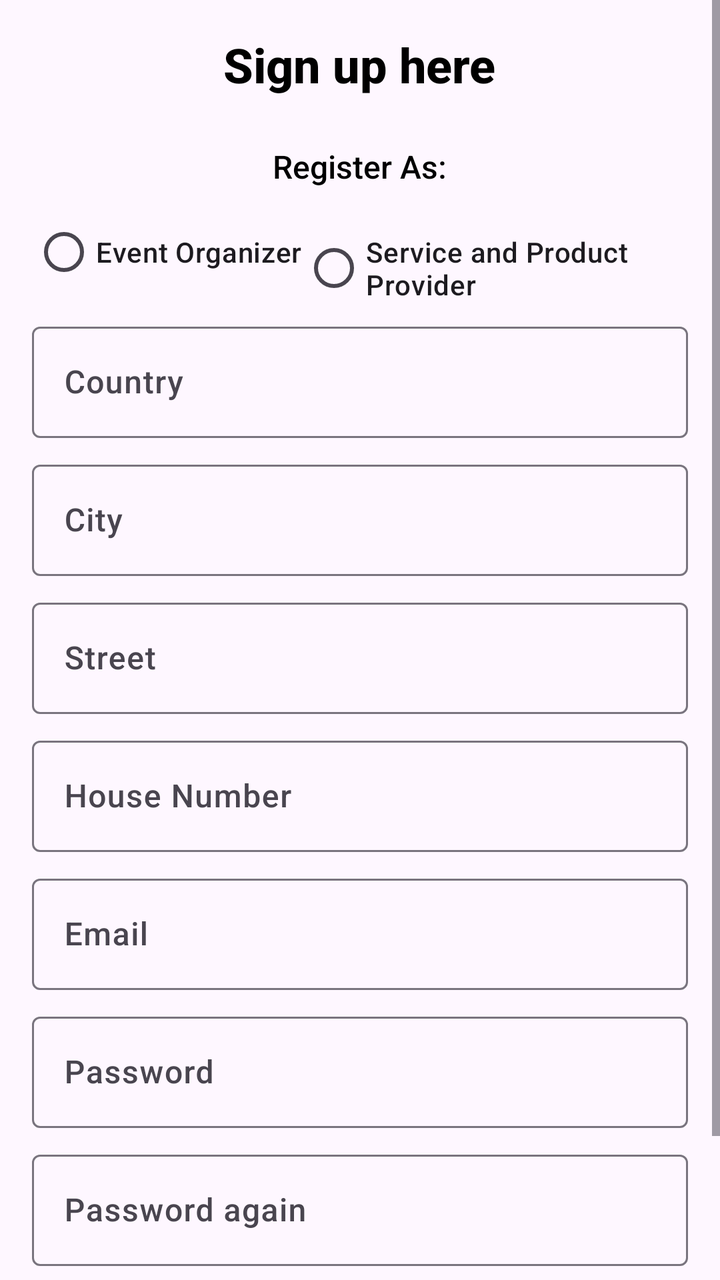
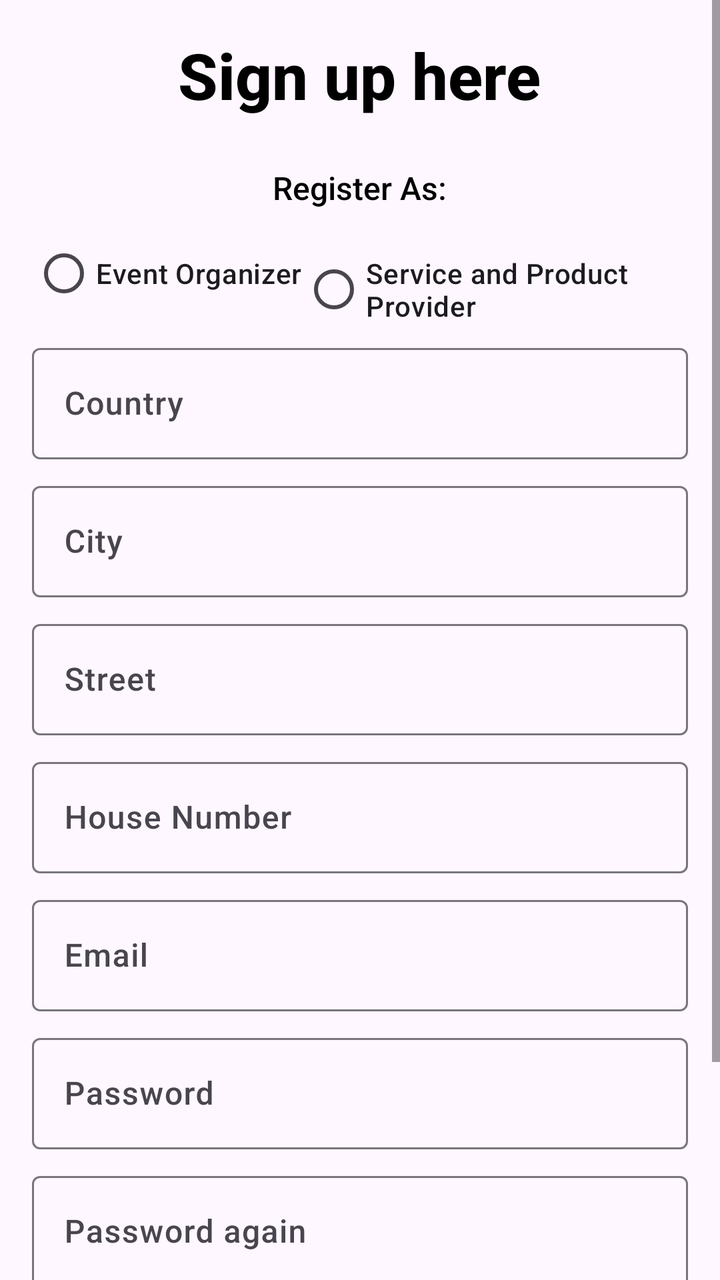

Compare the two renders of this Android layout. The source of the first and the diff that turns it into the second are given below.
<!-- AndroidManifest.xml: application theme Theme.EventPlanner -->
<!-- res/layout/activity_registration.xml -->
<ScrollView
    xmlns:android="http://schemas.android.com/apk/res/android"
    android:layout_width="match_parent"
    android:layout_height="match_parent">

    <LinearLayout
        xmlns:app="http://schemas.android.com/apk/res-auto"
        android:layout_width="match_parent"
        android:layout_height="wrap_content"
        android:orientation="vertical"
        android:gravity="center"
        android:padding="16dp">

        <com.google.android.material.textview.MaterialTextView
            android:id="@+id/welcomeMessage"
            android:layout_width="wrap_content"
            android:layout_height="wrap_content"
            android:text="@string/sign_up_message"
            android:textStyle="bold"
            android:textSize="24sp"
            android:textColor="@color/black"
            android:layout_gravity="center_horizontal"
            android:layout_marginBottom="24dp" />

        <TextView
            android:layout_width="wrap_content"
            android:layout_height="wrap_content"
            android:text="@string/register_as"
            android:textSize="16sp"
            android:layout_marginBottom="8dp" />

        <RadioGroup
            android:id="@+id/register_rg"
            android:layout_width="match_parent"
            android:layout_height="wrap_content"
            android:orientation="horizontal">

            <RadioButton
                android:id="@+id/rb_event_organizer"
                android:layout_width="wrap_content"
                android:layout_height="wrap_content"
                android:text="@string/eo" />

            <RadioButton
                android:id="@+id/rb_service_provider"
                android:layout_width="wrap_content"
                android:layout_height="wrap_content"
                android:text="@string/spp" />
        </RadioGroup>

        <include
            android:id="@+id/eoinputs"
            layout="@layout/event_organizer_inputs"
            android:layout_width="match_parent"
            android:layout_height="wrap_content"
            android:visibility="gone"/>

        <include
            android:id="@+id/sppinputs"
            layout="@layout/spp_inputs"
            android:layout_width="match_parent"
            android:layout_height="wrap_content"
            android:visibility="gone" />

        <com.google.android.material.textfield.TextInputLayout
            android:layout_width="match_parent"
            android:layout_height="wrap_content"
            android:hint="@string/country"
            android:layout_marginTop="8dp">

            <com.google.android.material.textfield.TextInputEditText
                android:id="@+id/country"
                android:layout_width="match_parent"
                android:layout_height="wrap_content"
                android:inputType="textEmailAddress" />
        </com.google.android.material.textfield.TextInputLayout>

        <com.google.android.material.textfield.TextInputLayout
            android:layout_width="match_parent"
            android:layout_height="wrap_content"
            android:hint="@string/city"
            android:layout_marginTop="8dp">

            <com.google.android.material.textfield.TextInputEditText
                android:id="@+id/city"
                android:layout_width="match_parent"
                android:layout_height="wrap_content"
                android:inputType="textEmailAddress" />
        </com.google.android.material.textfield.TextInputLayout>

        <com.google.android.material.textfield.TextInputLayout
            android:layout_width="match_parent"
            android:layout_height="wrap_content"
            android:hint="@string/street"
            android:layout_marginTop="8dp">

            <com.google.android.material.textfield.TextInputEditText
                android:id="@+id/street"
                android:layout_width="match_parent"
                android:layout_height="wrap_content"
                android:inputType="textEmailAddress" />
        </com.google.android.material.textfield.TextInputLayout>

        <com.google.android.material.textfield.TextInputLayout
            android:layout_width="match_parent"
            android:layout_height="wrap_content"
            android:hint="@string/house_number"
            android:layout_marginTop="8dp">

            <com.google.android.material.textfield.TextInputEditText
                android:id="@+id/house_number"
                android:layout_width="match_parent"
                android:layout_height="wrap_content"
                android:inputType="textEmailAddress" />
        </com.google.android.material.textfield.TextInputLayout>

        
        <com.google.android.material.textfield.TextInputLayout
            android:layout_width="match_parent"
            android:layout_height="wrap_content"
            android:hint="@string/prompt_email"
            android:layout_marginTop="8dp">

            <com.google.android.material.textfield.TextInputEditText
                android:id="@+id/email"
                android:layout_width="match_parent"
                android:layout_height="wrap_content"
                android:inputType="textEmailAddress" />
        </com.google.android.material.textfield.TextInputLayout>

        <com.google.android.material.textfield.TextInputLayout
            android:layout_width="match_parent"
            android:layout_height="wrap_content"
            android:hint="@string/prompt_password"
            android:layout_marginTop="8dp">

            <com.google.android.material.textfield.TextInputEditText
                android:id="@+id/password"
                android:layout_width="match_parent"
                android:layout_height="wrap_content"
                android:inputType="textPassword" />
        </com.google.android.material.textfield.TextInputLayout>

        <com.google.android.material.textfield.TextInputLayout
            android:layout_width="match_parent"
            android:layout_height="wrap_content"
            android:hint="@string/prompt_password_again"
            android:layout_marginTop="8dp">

            <com.google.android.material.textfield.TextInputEditText
                android:id="@+id/password_confirm"
                android:layout_width="match_parent"
                android:layout_height="wrap_content"
                android:inputType="textPassword" />
        </com.google.android.material.textfield.TextInputLayout>


        <com.google.android.material.button.MaterialButton
            android:id="@+id/register_button"
            android:layout_width="wrap_content"
            android:layout_height="wrap_content"
            android:enabled="false"
            android:text="@string/select_first"
            android:layout_marginTop="24dp"
            android:textColor="@android:color/white"
            />
    </LinearLayout>
</ScrollView>
<!-- res/layout/event_organizer_inputs.xml (included above) -->
<?xml version="1.0" encoding="utf-8"?>
<LinearLayout
    xmlns:android="http://schemas.android.com/apk/res/android"
    xmlns:app="http://schemas.android.com/apk/res-auto"
    android:layout_width="match_parent"
    android:layout_height="match_parent"
    android:orientation="vertical"
    android:gravity="center_horizontal">

    <com.google.android.material.textfield.TextInputLayout
        android:layout_width="match_parent"
        android:layout_height="wrap_content"
        android:hint="First Name"
        android:layout_marginTop="16dp">

        <com.google.android.material.textfield.TextInputEditText
            android:id="@+id/first_name"
            android:layout_width="match_parent"
            android:layout_height="wrap_content" />
    </com.google.android.material.textfield.TextInputLayout>

    <com.google.android.material.textfield.TextInputLayout
        android:layout_width="match_parent"
        android:layout_height="wrap_content"
        android:hint="Last Name">

        <com.google.android.material.textfield.TextInputEditText
            android:id="@+id/last_name"
            android:layout_width="match_parent"
            android:layout_height="wrap_content" />
    </com.google.android.material.textfield.TextInputLayout>
</LinearLayout>
<!-- res/layout/spp_inputs.xml (included above) -->
<?xml version="1.0" encoding="utf-8"?>
<LinearLayout
    xmlns:android="http://schemas.android.com/apk/res/android"
    xmlns:app="http://schemas.android.com/apk/res-auto"
    android:layout_width="match_parent"
    android:layout_height="match_parent"
    android:orientation="vertical"
    android:gravity="center_horizontal">

        <com.google.android.material.textfield.TextInputLayout
            android:layout_width="match_parent"
            android:layout_height="wrap_content"
            android:hint="Organization name"
            android:layout_marginTop="16dp">

                <com.google.android.material.textfield.TextInputEditText
                    android:id="@+id/org_name"
                    android:layout_width="match_parent"
                    android:layout_height="wrap_content" />
        </com.google.android.material.textfield.TextInputLayout>

        <com.google.android.material.textfield.TextInputLayout
            android:layout_width="match_parent"
            android:layout_height="wrap_content"
            android:hint="Organization Description">

                <com.google.android.material.textfield.TextInputEditText
                    android:id="@+id/org_desc"
                    android:layout_width="match_parent"
                    android:layout_height="100dp" />
        </com.google.android.material.textfield.TextInputLayout>
</LinearLayout>
<!-- resources referenced by this layout -->
<resources>
  <color name="black">#FF000000</color>
  <string name="city">City</string>
  <string name="country">Country</string>
  <string name="eo">Event Organizer</string>
  <string name="house_number">House Number</string>
  <string name="prompt_email">Email</string>
  <string name="prompt_password">Password</string>
  <string name="prompt_password_again">Password again</string>
  <string name="register_as">Register As:</string>
  <string name="select_first">Select role first</string>
  <string name="sign_up_message">Sign up here</string>
  <string name="spp">Service and Product Provider</string>
  <string name="street">Street</string>
  <style name="Theme.EventPlanner" parent="Theme.Material3.DayNight.NoActionBar">
          
          <item name="colorPrimary">@color/blue_200</item>
          <item name="colorPrimaryVariant">@color/blue_500</item>
          <item name="colorOnPrimary">@color/white</item>
          
          <item name="colorSecondary">@color/purple_300</item>
          <item name="colorSecondaryVariant">@color/purple_500</item>
          <item name="colorOnSecondary">@color/white</item>
          
          <item name="android:statusBarColor">@color/black</item>
          
          <item name="android:textColor">@color/black</item>
          <item name="android:fontFamily">sans-serif-medium</item>
          
          <item name="windowActionBar">false</item>
          <item name="windowNoTitle">true</item>
          <item name="android:windowFullscreen">true</item>
          <item name="android:windowContentOverlay">@null</item>
      </style>
  <color name="blue_200">#90CAF9</color>
  <color name="blue_500">#03A9F4</color>
  <color name="white">#FFFFFFFF</color>
  <color name="purple_300">#D1C4E9</color>
  <color name="purple_500">#673AB7</color>
</resources>

<!-- the commit's change to res/layout/activity_registration.xml (unified diff, before → after) -->
@@ -17,7 +17,7 @@
             android:layout_height="wrap_content"
             android:text="@string/sign_up_message"
             android:textStyle="bold"
-            android:textSize="24sp"
+            android:textSize="32sp"
             android:textColor="@color/black"
             android:layout_gravity="center_horizontal"
             android:layout_marginBottom="24dp" />
@@ -164,6 +164,16 @@
             android:layout_marginTop="24dp"
             android:textColor="@android:color/white"
             />
+
+        <TextView
+            android:id="@+id/sign_in_reg"
+            android:layout_marginTop="10dp"
+            android:layout_width="wrap_content"
+            android:layout_height="wrap_content"
+            android:text="@string/sign_in_ul"
+            android:textSize="16sp"
+            android:layout_marginBottom="8dp" />
+
     </LinearLayout>
 </ScrollView>
 <!-- res/layout/event_organizer_inputs.xml (included above) -->
<!-- resource entries referenced after the edit -->
@@ -10,6 +10,7 @@
   <string name="prompt_password_again">Password again</string>
   <string name="register_as">Register As:</string>
   <string name="select_first">Select role first</string>
+  <string name="sign_in_ul"><u>Already have an account? Sign in!</u></string>
   <string name="sign_up_message">Sign up here</string>
   <string name="spp">Service and Product Provider</string>
   <string name="street">Street</string>
